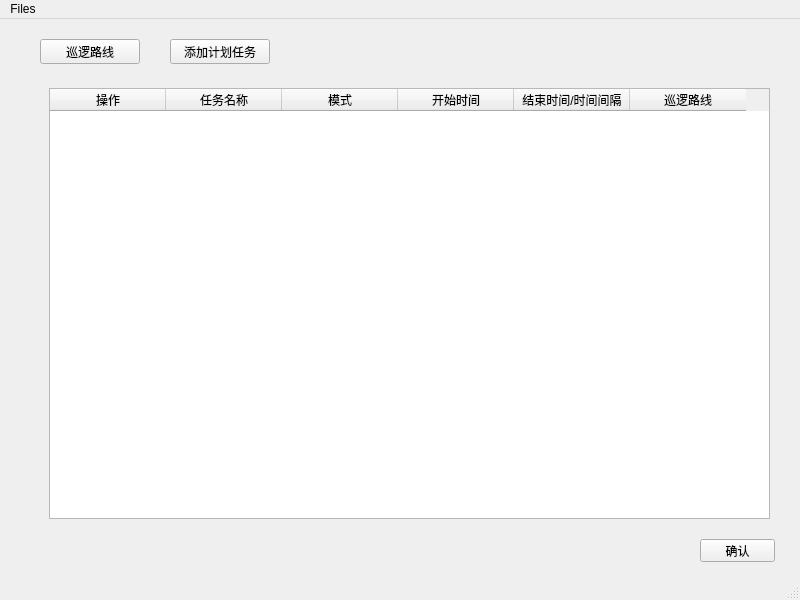
The window that planwork.ui (wangqi1994/gui_python_configuration-software) describes before a commit, drawn with Qt 5.
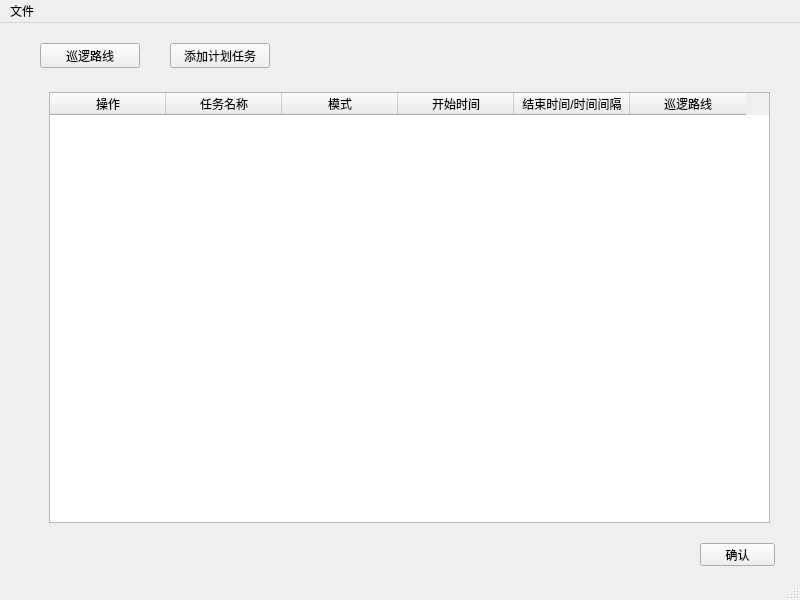
The same window after the commit.

Diff of the .ui file:
```diff
--- a/planwork.ui
+++ b/planwork.ui
@@ -141,7 +141,7 @@
    </property>
    <widget class="QMenu" name="menuFiles">
     <property name="title">
-     <string>Files</string>
+     <string>文件</string>
     </property>
     <widget class="QMenu" name="menuNew">
      <property name="title">
```
Left out of the diff: 12 changed lines with no effect on the pictures.
